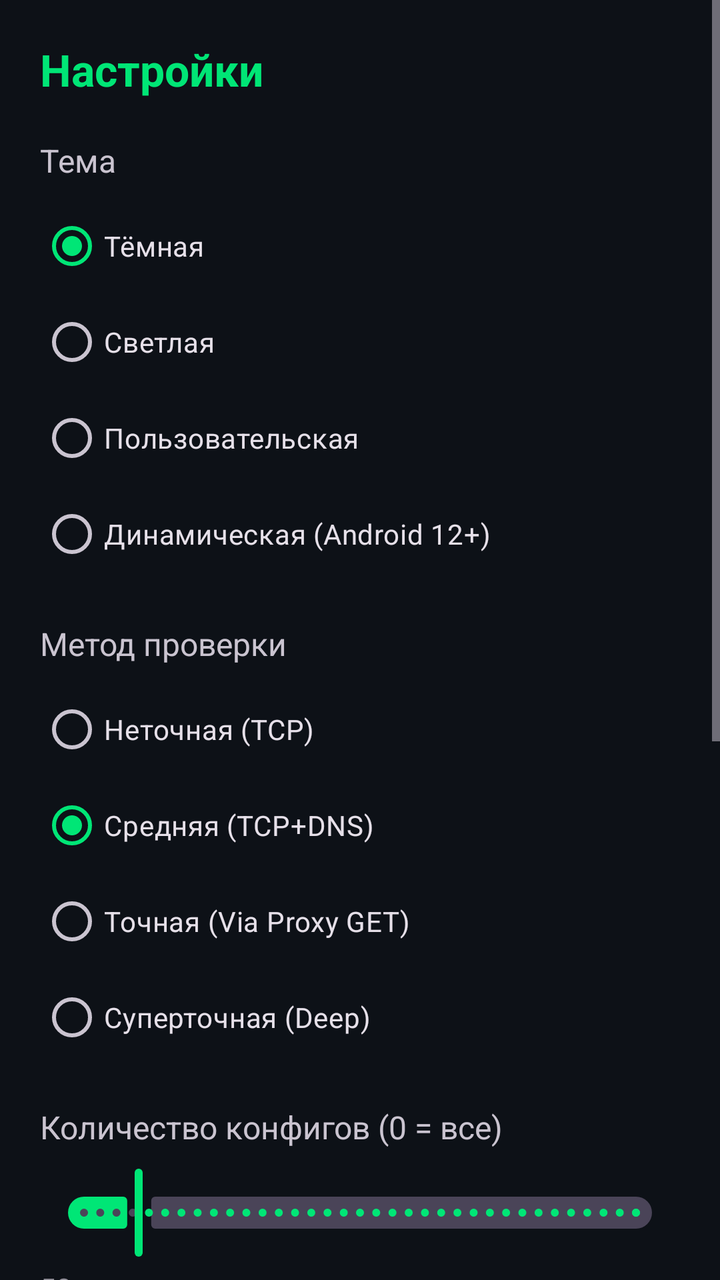
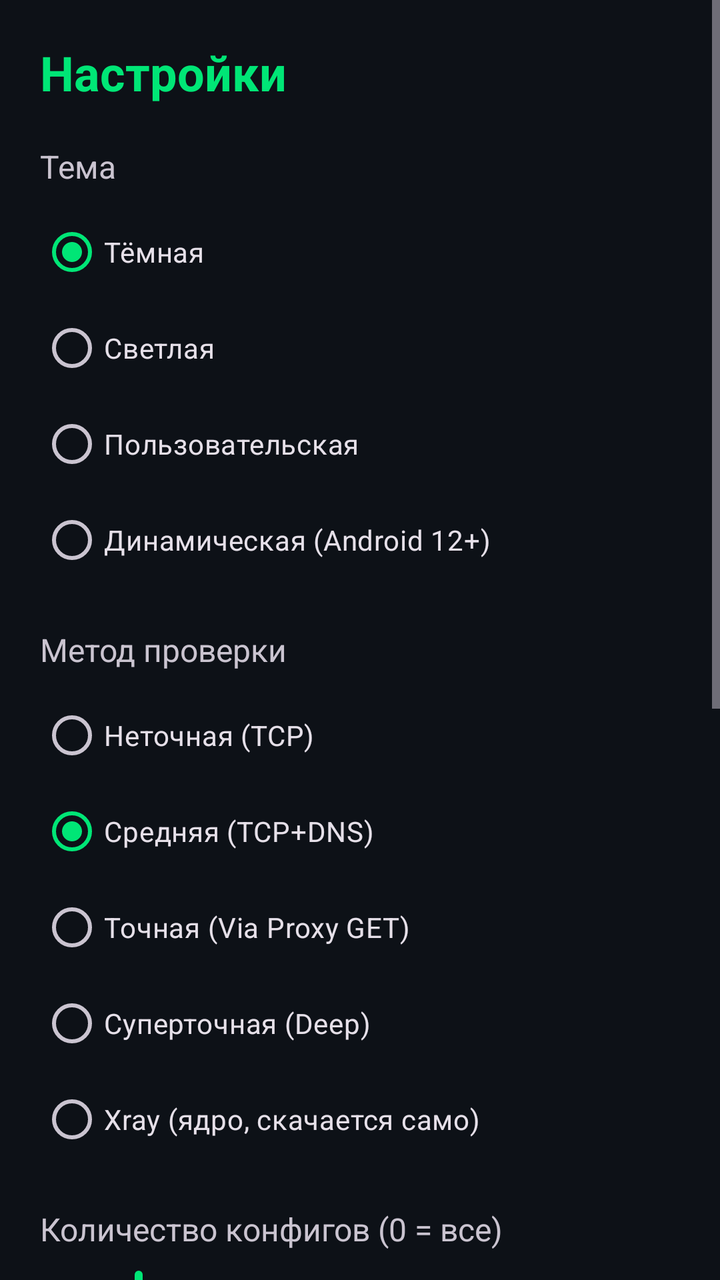

Screens rendered from an Android XML layout before and after an edit, with the pre-edit source and the edit as a unified diff.
<!-- AndroidManifest.xml: application theme Theme.LetoVPN -->
<!-- res/layout/activity_settings.xml -->
<?xml version="1.0" encoding="utf-8"?>
<ScrollView xmlns:android="http://schemas.android.com/apk/res/android"
    xmlns:app="http://schemas.android.com/apk/res-auto"
    android:layout_width="match_parent"
    android:layout_height="match_parent"
    android:fillViewport="true">

    <LinearLayout
        android:layout_width="match_parent"
        android:layout_height="wrap_content"
        android:orientation="vertical"
        android:padding="20dp">

        <TextView
            android:layout_width="match_parent"
            android:layout_height="wrap_content"
            android:text="Настройки"
            android:textSize="22sp"
            android:textStyle="bold"
            android:textColor="?attr/colorPrimary"
            android:layout_marginBottom="20dp" />

        <TextView
            android:layout_width="match_parent"
            android:layout_height="wrap_content"
            android:text="Тема"
            android:textSize="16sp"
            android:layout_marginBottom="8dp" />

        <RadioGroup
            android:id="@+id/themeGroup"
            android:layout_width="match_parent"
            android:layout_height="wrap_content"
            android:orientation="vertical"
            android:layout_marginBottom="20dp">

            <com.google.android.material.radiobutton.MaterialRadioButton
                android:id="@+id/themeDark"
                android:layout_width="match_parent"
                android:layout_height="wrap_content"
                android:text="Тёмная"
                android:checked="true" />

            <com.google.android.material.radiobutton.MaterialRadioButton
                android:id="@+id/themeLight"
                android:layout_width="match_parent"
                android:layout_height="wrap_content"
                android:text="Светлая" />

            <com.google.android.material.radiobutton.MaterialRadioButton
                android:id="@+id/themeCustom"
                android:layout_width="match_parent"
                android:layout_height="wrap_content"
                android:text="Пользовательская" />

            <com.google.android.material.radiobutton.MaterialRadioButton
                android:id="@+id/themeDynamic"
                android:layout_width="match_parent"
                android:layout_height="wrap_content"
                android:text="Динамическая (Android 12+)" />
        </RadioGroup>

        <TextView
            android:layout_width="match_parent"
            android:layout_height="wrap_content"
            android:text="Метод проверки"
            android:textSize="16sp"
            android:layout_marginBottom="8dp" />

        <RadioGroup
            android:id="@+id/methodGroup"
            android:layout_width="match_parent"
            android:layout_height="wrap_content"
            android:orientation="vertical"
            android:layout_marginBottom="20dp">

            <com.google.android.material.radiobutton.MaterialRadioButton
                android:id="@+id/methodTcp"
                android:layout_width="match_parent"
                android:layout_height="wrap_content"
                android:text="Неточная (TCP)" />

            <com.google.android.material.radiobutton.MaterialRadioButton
                android:id="@+id/methodTcpDns"
                android:layout_width="match_parent"
                android:layout_height="wrap_content"
                android:text="Средняя (TCP+DNS)"
                android:checked="true" />

            <com.google.android.material.radiobutton.MaterialRadioButton
                android:id="@+id/methodProxyGet"
                android:layout_width="match_parent"
                android:layout_height="wrap_content"
                android:text="Точная (Via Proxy GET)" />

            <com.google.android.material.radiobutton.MaterialRadioButton
                android:id="@+id/methodDeep"
                android:layout_width="match_parent"
                android:layout_height="wrap_content"
                android:text="Суперточная (Deep)" />
        </RadioGroup>

        <TextView
            android:layout_width="match_parent"
            android:layout_height="wrap_content"
            android:text="Количество конфигов (0 = все)"
            android:textSize="16sp"
            android:layout_marginBottom="8dp" />

        <com.google.android.material.slider.Slider
            android:id="@+id/countSlider"
            android:layout_width="match_parent"
            android:layout_height="wrap_content"
            android:valueFrom="0"
            android:valueTo="500"
            android:value="50"
            android:stepSize="10"
            app:thumbColor="?attr/colorPrimary"
            app:trackColorActive="?attr/colorPrimary"
            android:layout_marginBottom="4dp" />

        <TextView
            android:id="@+id/countValue"
            android:layout_width="match_parent"
            android:layout_height="wrap_content"
            android:text="50"
            android:textSize="14sp"
            android:alpha="0.7"
            android:layout_marginBottom="20dp" />

        <TextView
            android:layout_width="match_parent"
            android:layout_height="wrap_content"
            android:text="Многопоточность (потоки)"
            android:textSize="16sp"
            android:layout_marginBottom="8dp" />

        <com.google.android.material.slider.Slider
            android:id="@+id/threadsSlider"
            android:layout_width="match_parent"
            android:layout_height="wrap_content"
            android:valueFrom="4"
            android:valueTo="100"
            android:value="12"
            android:stepSize="2"
            app:thumbColor="?attr/colorPrimary"
            app:trackColorActive="?attr/colorPrimary"
            android:layout_marginBottom="4dp" />

        <TextView
            android:id="@+id/threadsValue"
            android:layout_width="match_parent"
            android:layout_height="wrap_content"
            android:text="12"
            android:textSize="14sp"
            android:alpha="0.7"
            android:layout_marginBottom="20dp" />

        <TextView
            android:layout_width="match_parent"
            android:layout_height="wrap_content"
            android:text="Свои источники"
            android:textSize="16sp"
            android:layout_marginBottom="8dp" />

        <com.google.android.material.textfield.TextInputLayout
            android:layout_width="match_parent"
            android:layout_height="wrap_content"
            android:hint="URL источника"
            style="@style/Widget.Material3.TextInputLayout.OutlinedBox"
            android:layout_marginBottom="8dp">

            <com.google.android.material.textfield.TextInputEditText
                android:id="@+id/sourceInput"
                android:layout_width="match_parent"
                android:layout_height="wrap_content"
                android:inputType="textUri"
                android:maxLines="2" />
        </com.google.android.material.textfield.TextInputLayout>

        <com.google.android.material.button.MaterialButton
            android:id="@+id/btnAddSource"
            style="@style/Widget.Material3.Button.TonalButton"
            android:layout_width="match_parent"
            android:layout_height="48dp"
            android:text="Добавить источник"
            app:cornerRadius="12dp"
            android:layout_marginBottom="8dp" />

        <LinearLayout
            android:id="@+id/sourcesList"
            android:layout_width="match_parent"
            android:layout_height="wrap_content"
            android:orientation="vertical"
            android:layout_marginBottom="20dp" />

        <com.google.android.material.button.MaterialButton
            android:id="@+id/btnTelegram"
            style="@style/Widget.Material3.Button.OutlinedButton"
            android:layout_width="match_parent"
            android:layout_height="52dp"
            android:text="Telegram: @letovpn_free"
            app:strokeColor="?attr/colorPrimary"
            android:textColor="?attr/colorPrimary"
            app:cornerRadius="12dp"
            android:layout_marginBottom="12dp" />

        <com.google.android.material.button.MaterialButton
            android:id="@+id/btnSaveSettings"
            android:layout_width="match_parent"
            android:layout_height="52dp"
            android:text="Сохранить"
            app:backgroundTint="?attr/colorPrimary"
            android:textColor="@android:color/black"
            app:cornerRadius="12dp" />

    </LinearLayout>
</ScrollView>
<!-- resources referenced by this layout -->
<resources>
  <style name="Theme.LetoVPN" parent="Theme.Material3.Dark.NoActionBar">
          <item name="colorPrimary">#00E676</item>
          <item name="colorPrimaryContainer">#003D1A</item>
          <item name="colorSecondary">#69F0AE</item>
          <item name="colorSurface">#0D1117</item>
          <item name="colorOnSurface">#E6EDF3</item>
          <item name="android:statusBarColor">#0D1117</item>
          <item name="android:navigationBarColor">#0D1117</item>
          <item name="android:windowBackground">#0D1117</item>
          <item name="android:windowActivityTransitions">true</item>
          <item name="android:windowEnterTransition">@android:transition/fade</item>
          <item name="android:windowExitTransition">@android:transition/fade</item>
      </style>
</resources>

<!-- the commit's change to res/layout/activity_settings.xml (unified diff, before → after) -->
@@ -15,203 +15,119 @@
             android:layout_width="match_parent"
             android:layout_height="wrap_content"
             android:text="Настройки"
-            android:textSize="22sp"
+            android:textSize="24sp"
             android:textStyle="bold"
             android:textColor="?attr/colorPrimary"
             android:layout_marginBottom="20dp" />
 
-        <TextView
-            android:layout_width="match_parent"
-            android:layout_height="wrap_content"
-            android:text="Тема"
-            android:textSize="16sp"
-            android:layout_marginBottom="8dp" />
+        <TextView android:layout_width="match_parent" android:layout_height="wrap_content"
+            android:text="Тема" android:textSize="16sp" android:layout_marginBottom="8dp" />
 
-        <RadioGroup
-            android:id="@+id/themeGroup"
-            android:layout_width="match_parent"
-            android:layout_height="wrap_content"
-            android:orientation="vertical"
+        <RadioGroup android:id="@+id/themeGroup" android:layout_width="match_parent"
+            android:layout_height="wrap_content" android:orientation="vertical"
             android:layout_marginBottom="20dp">
-
             <com.google.android.material.radiobutton.MaterialRadioButton
-                android:id="@+id/themeDark"
-                android:layout_width="match_parent"
-                android:layout_height="wrap_content"
-                android:text="Тёмная"
-                android:checked="true" />
-
+                android:id="@+id/themeDark" android:layout_width="match_parent"
+                android:layout_height="wrap_content" android:text="Тёмная" android:checked="true" />
             <com.google.android.material.radiobutton.MaterialRadioButton
-                android:id="@+id/themeLight"
-                android:layout_width="match_parent"
-                android:layout_height="wrap_content"
-                android:text="Светлая" />
-
+                android:id="@+id/themeLight" android:layout_width="match_parent"
+                android:layout_height="wrap_content" android:text="Светлая" />
             <com.google.android.material.radiobutton.MaterialRadioButton
-                android:id="@+id/themeCustom"
-                android:layout_width="match_parent"
-                android:layout_height="wrap_content"
-                android:text="Пользовательская" />
-
+                android:id="@+id/themeCustom" android:layout_width="match_parent"
+                android:layout_height="wrap_content" android:text="Пользовательская" />
             <com.google.android.material.radiobutton.MaterialRadioButton
-                android:id="@+id/themeDynamic"
-                android:layout_width="match_parent"
-                android:layout_height="wrap_content"
-                android:text="Динамическая (Android 12+)" />
+                android:id="@+id/themeDynamic" android:layout_width="match_parent"
+                android:layout_height="wrap_content" android:text="Динамическая (Android 12+)" />
         </RadioGroup>
 
-        <TextView
-            android:layout_width="match_parent"
-            android:layout_height="wrap_content"
-            android:text="Метод проверки"
-            android:textSize="16sp"
-            android:layout_marginBottom="8dp" />
+        <TextView android:layout_width="match_parent" android:layout_height="wrap_content"
+            android:text="Метод проверки" android:textSize="16sp" android:layout_marginBottom="8dp" />
 
-        <RadioGroup
-            android:id="@+id/methodGroup"
-            android:layout_width="match_parent"
-            android:layout_height="wrap_content"
-            android:orientation="vertical"
+        <RadioGroup android:id="@+id/methodGroup" android:layout_width="match_parent"
+            android:layout_height="wrap_content" android:orientation="vertical"
             android:layout_marginBottom="20dp">
-
             <com.google.android.material.radiobutton.MaterialRadioButton
-                android:id="@+id/methodTcp"
-                android:layout_width="match_parent"
-                android:layout_height="wrap_content"
-                android:text="Неточная (TCP)" />
-
+                android:id="@+id/methodTcp" android:layout_width="match_parent"
+                android:layout_height="wrap_content" android:text="Неточная (TCP)" />
             <com.google.android.material.radiobutton.MaterialRadioButton
-                android:id="@+id/methodTcpDns"
-                android:layout_width="match_parent"
-                android:layout_height="wrap_content"
-                android:text="Средняя (TCP+DNS)"
-                android:checked="true" />
-
+                android:id="@+id/methodTcpDns" android:layout_width="match_parent"
+                android:layout_height="wrap_content" android:text="Средняя (TCP+DNS)" android:checked="true" />
             <com.google.android.material.radiobutton.MaterialRadioButton
-                android:id="@+id/methodProxyGet"
-                android:layout_width="match_parent"
-                android:layout_height="wrap_content"
-                android:text="Точная (Via Proxy GET)" />
-
+                android:id="@+id/methodProxyGet" android:layout_width="match_parent"
+                android:layout_height="wrap_content" android:text="Точная (Via Proxy GET)" />
             <com.google.android.material.radiobutton.MaterialRadioButton
-                android:id="@+id/methodDeep"
-                android:layout_width="match_parent"
-                android:layout_height="wrap_content"
-                android:text="Суперточная (Deep)" />
+                android:id="@+id/methodDeep" android:layout_width="match_parent"
+                android:layout_height="wrap_content" android:text="Суперточная (Deep)" />
+            <com.google.android.material.radiobutton.MaterialRadioButton
+                android:id="@+id/methodXray" android:layout_width="match_parent"
+                android:layout_height="wrap_content" android:text="Xray (ядро, скачается само)" />
         </RadioGroup>
 
-        <TextView
-            android:layout_width="match_parent"
-            android:layout_height="wrap_content"
-            android:text="Количество конфигов (0 = все)"
-            android:textSize="16sp"
-            android:layout_marginBottom="8dp" />
+        <TextView android:layout_width="match_parent" android:layout_height="wrap_content"
+            android:text="Количество конфигов (0 = все)" android:textSize="16sp" android:layout_marginBottom="8dp" />
 
         <com.google.android.material.slider.Slider
-            android:id="@+id/countSlider"
-            android:layout_width="match_parent"
-            android:layout_height="wrap_content"
-            android:valueFrom="0"
-            android:valueTo="500"
-            android:value="50"
-            android:stepSize="10"
-            app:thumbColor="?attr/colorPrimary"
-            app:trackColorActive="?attr/colorPrimary"
+            android:id="@+id/countSlider" android:layout_width="match_parent"
+            android:layout_height="wrap_content" android:valueFrom="0" android:valueTo="500"
+            android:value="50" android:stepSize="10"
+            app:thumbColor="?attr/colorPrimary" app:trackColorActive="?attr/colorPrimary"
             android:layout_marginBottom="4dp" />
 
-        <TextView
-            android:id="@+id/countValue"
-            android:layout_width="match_parent"
-            android:layout_height="wrap_content"
-            android:text="50"
-            android:textSize="14sp"
-            android:alpha="0.7"
-            android:layout_marginBottom="20dp" />
+        <TextView android:id="@+id/countValue" android:layout_width="match_parent"
+            android:layout_height="wrap_content" android:text="50" android:textSize="14sp"
+            android:alpha="0.7" android:layout_marginBottom="20dp" />
 
-        <TextView
-            android:layout_width="match_parent"
-            android:layout_height="wrap_content"
-            android:text="Многопоточность (потоки)"
-            android:textSize="16sp"
-            android:layout_marginBottom="8dp" />
+        <TextView android:layout_width="match_parent" android:layout_height="wrap_content"
+            android:text="Многопоточность (потоки)" android:textSize="16sp" android:layout_marginBottom="8dp" />
 
         <com.google.android.material.slider.Slider
-            android:id="@+id/threadsSlider"
-            android:layout_width="match_parent"
-            android:layout_height="wrap_content"
-            android:valueFrom="4"
-            android:valueTo="100"
-            android:value="12"
-            android:stepSize="2"
-            app:thumbColor="?attr/colorPrimary"
-            app:trackColorActive="?attr/colorPrimary"
+            android:id="@+id/threadsSlider" android:layout_width="match_parent"
+            android:layout_height="wrap_content" android:valueFrom="4" android:valueTo="100"
+            android:value="12" android:stepSize="2"
+            app:thumbColor="?attr/colorPrimary" app:trackColorActive="?attr/colorPrimary"
             android:layout_marginBottom="4dp" />
 
-        <TextView
-            android:id="@+id/threadsValue"
-            android:layout_width="match_parent"
-            android:layout_height="wrap_content"
-            android:text="12"
-            android:textSize="14sp"
-            android:alpha="0.7"
-            android:layout_marginBottom="20dp" />
+        <TextView android:id="@+id/threadsValue" android:layout_width="match_parent"
+            android:layout_height="wrap_content" android:text="12" android:textSize="14sp"
+            android:alpha="0.7" android:layout_marginBottom="20dp" />
 
-        <TextView
-            android:layout_width="match_parent"
-            android:layout_height="wrap_content"
-            android:text="Свои источники"
-            android:textSize="16sp"
-            android:layout_marginBottom="8dp" />
+        <TextView android:layout_width="match_parent" android:layout_height="wrap_content"
+            android:text="Свои источники" android:textSize="16sp" android:layout_marginBottom="8dp" />
 
         <com.google.android.material.textfield.TextInputLayout
-            android:layout_width="match_parent"
-            android:layout_height="wrap_content"
+            android:layout_width="match_parent" android:layout_height="wrap_content"
             android:hint="URL источника"
             style="@style/Widget.Material3.TextInputLayout.OutlinedBox"
             android:layout_marginBottom="8dp">
-
             <com.google.android.material.textfield.TextInputEditText
-                android:id="@+id/sourceInput"
-                android:layout_width="match_parent"
-                android:layout_height="wrap_content"
-                android:inputType="textUri"
-                android:maxLines="2" />
+                android:id="@+id/sourceInput" android:layout_width="match_parent"
+                android:layout_height="wrap_content" android:inputType="textUri" android:maxLines="2" />
         </com.google.android.material.textfield.TextInputLayout>
 
         <com.google.android.material.button.MaterialButton
             android:id="@+id/btnAddSource"
             style="@style/Widget.Material3.Button.TonalButton"
-            android:layout_width="match_parent"
-            android:layout_height="48dp"
-            android:text="Добавить источник"
-            app:cornerRadius="12dp"
+            android:layout_width="match_parent" android:layout_height="48dp"
+            android:text="Добавить источник" app:cornerRadius="12dp"
             android:layout_marginBottom="8dp" />
 
-        <LinearLayout
-            android:id="@+id/sourcesList"
-            android:layout_width="match_parent"
-            android:layout_height="wrap_content"
-            android:orientation="vertical"
+        <LinearLayout android:id="@+id/sourcesList" android:layout_width="match_parent"
+            android:layout_height="wrap_content" android:orientation="vertical"
             android:layout_marginBottom="20dp" />
 
         <com.google.android.material.button.MaterialButton
             android:id="@+id/btnTelegram"
             style="@style/Widget.Material3.Button.OutlinedButton"
-            android:layout_width="match_parent"
-            android:layout_height="52dp"
+            android:layout_width="match_parent" android:layout_height="52dp"
             android:text="Telegram: @letovpn_free"
-            app:strokeColor="?attr/colorPrimary"
-            android:textColor="?attr/colorPrimary"
-            app:cornerRadius="12dp"
-            android:layout_marginBottom="12dp" />
+            app:strokeColor="?attr/colorPrimary" android:textColor="?attr/colorPrimary"
+            app:cornerRadius="12dp" android:layout_marginBottom="12dp" />
 
         <com.google.android.material.button.MaterialButton
             android:id="@+id/btnSaveSettings"
-            android:layout_width="match_parent"
-            android:layout_height="52dp"
+            android:layout_width="match_parent" android:layout_height="52dp"
             android:text="Сохранить"
-            app:backgroundTint="?attr/colorPrimary"
-            android:textColor="@android:color/black"
+            app:backgroundTint="?attr/colorPrimary" android:textColor="@android:color/black"
             app:cornerRadius="12dp" />
 
     </LinearLayout>
